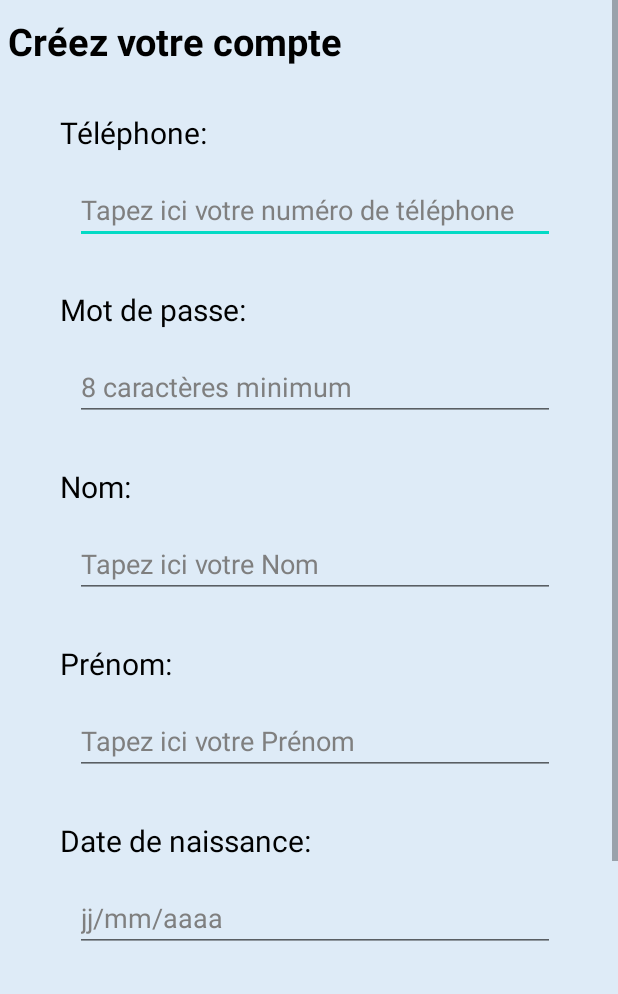
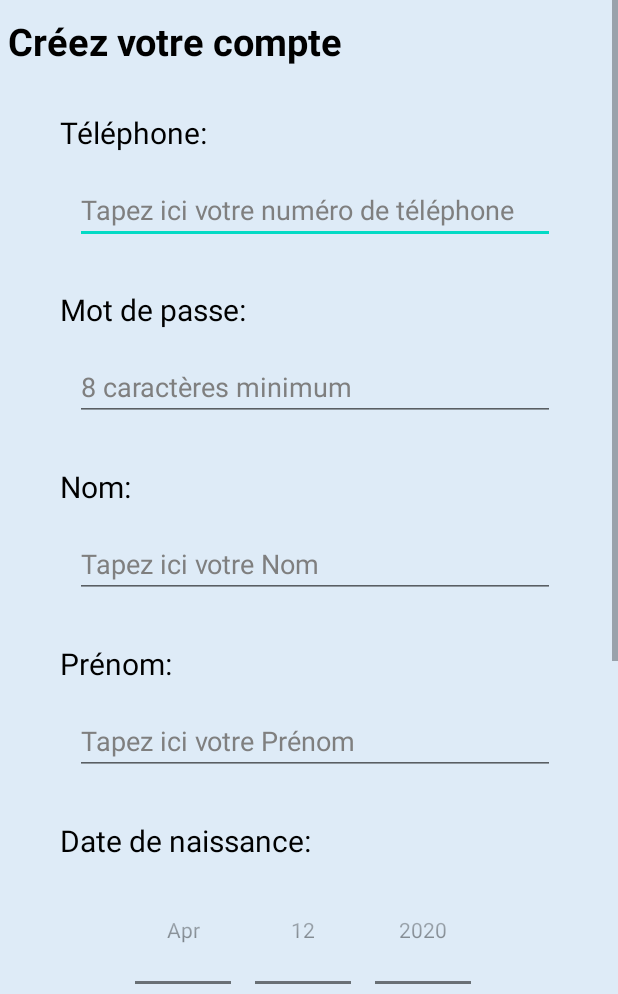
Before and after one commit to Manolo4633/Sudri-Eat-Simple, an Android app: the EnregistrerActivity screen opened directly, with no data from a screen before it, on a phone screen of 412 x 824 dp, the part 242-1236 px from its top. Run offline under Robolectric (Android 15) with nearby library versions, the phone set to English and light mode, and no system bars; our stand-ins replace Firebase (no records; nobody signed in at launch, a user with empty details on screens opened directly).

Commit message:
Mise à jour commune
- Boite confirmation panier
- Modification design calendrier date de naissance (pas enregistrement) et date livraison panier

```diff
--- a/app/src/main/java/com/example/sudrieat/EnregistrerActivity.java
+++ b/app/src/main/java/com/example/sudrieat/EnregistrerActivity.java
@@ -3,13 +3,16 @@ package com.example.sudrieat;
 import androidx.annotation.NonNull;
 import androidx.appcompat.app.AppCompatActivity;
 
-import android.app.Activity;
 import android.content.Intent;
 import android.os.Bundle;
 import android.view.View;
 import android.widget.Button;
+import android.widget.DatePicker;
 import android.widget.EditText;
+import android.widget.Spinner;
+import android.widget.TextView;
 import android.widget.Toast;
+import android.widget.DatePicker.OnDateChangedListener;
 
 import com.example.sudrieat.Modele.User;
 import com.google.firebase.database.DataSnapshot;
@@ -17,6 +20,11 @@ import com.google.firebase.database.DatabaseError;
 import com.google.firebase.database.DatabaseReference;
 import com.google.firebase.database.FirebaseDatabase;
 import com.google.firebase.database.ValueEventListener;
+
+import java.lang.reflect.Array;
+import java.util.Arrays;
+import java.util.Calendar;
+import java.util.List;
 
 public class EnregistrerActivity extends AppCompatActivity {
 
@@ -33,7 +41,6 @@ public class EnregistrerActivity extends AppCompatActivity {
         EditText mot_de_passe = findViewById(R.id.mdp);
         EditText numero_telephone = findViewById(R.id.telephone);
         EditText prenom = findViewById(R.id.prenom);
-        EditText date_de_naissance = findViewById(R.id.date_naissance);
         Button bouton_enregistrer = findViewById(R.id.enregistrer);
 
 
@@ -42,13 +49,45 @@ public class EnregistrerActivity extends AppCompatActivity {
         DatabaseReference table_user = database.getReference("User");
 
 
+
+
+        final TextView choix_date1=(TextView)findViewById(R.id.choix_date1);
+
+
+        // et du widget Calendrier
+        DatePicker datePicker1= findViewById(R.id.date_naissance);
+
+        // Récupération de l'heure courante
+        final Calendar date=Calendar.getInstance();
+
+        // Création d'un listener pour notre widget time
+        int annee = date.get(date.YEAR);
+        int mois = date.get(date.MONTH);
+        int jour = date.get(date.DAY_OF_MONTH);
+
+        choix_date1.setText("Vous avez sélectionné le: "+ Integer.toString(jour)+"/"+Integer.toString(mois+1)+"/"+Integer.toString(annee));
+
+        datePicker1.init(annee, mois, jour, new OnDateChangedListener() {
+            @Override
+            public void onDateChanged(DatePicker view, int year, int monthOfYear, int dayOfMonth) {
+                date.set(Calendar.YEAR, year);
+                date.set(Calendar.MONTH, monthOfYear);
+                date.set(Calendar.DAY_OF_MONTH, dayOfMonth);
+                choix_date1.setText(Integer.toString(dayOfMonth)+"/"+Integer.toString(monthOfYear+1)+"/"+Integer.toString(year));
+            }
+        });
+
+
+
         bouton_enregistrer.setOnClickListener(new View.OnClickListener() {
             @Override
             public void onClick(View v) {
 
+
                 table_user.addValueEventListener(new ValueEventListener() {
                     @Override
                     public void onDataChange(@NonNull DataSnapshot snapshot) {
+
                         //Verifier si un utilisateur n'a pas déjà un num de tel
                         if (snapshot.child(numero_telephone.getText().toString()).exists())
                         {
@@ -57,7 +96,7 @@ public class EnregistrerActivity extends AppCompatActivity {
                         }
                         else
                         {
-                                User user = new User(nom.getText().toString(), mot_de_passe.getText().toString(), prenom.getText().toString(), date_de_naissance.getText().toString(), admin);
+                                User user = new User(nom.getText().toString(), mot_de_passe.getText().toString(), prenom.getText().toString(), choix_date1.getText().toString() , admin);
                                 test_mdp = mot_de_passe.getText().toString().length();
                                 if (test_mdp < 8) //pour vérifier que le mot de passe à au moins 8 caractères
                                 {
@@ -74,7 +113,7 @@ public class EnregistrerActivity extends AppCompatActivity {
                                     }
                                     else //enregistre l'utilisateur avec comme clé son numéro
                                     {
-                                        if (prenom.getText().toString().isEmpty() || nom.getText().toString().isEmpty() || date_de_naissance.getText().toString().isEmpty())
+                                        if (prenom.getText().toString().isEmpty() || nom.getText().toString().isEmpty() )
                                         {
                                             Toast toast = Toast.makeText(getApplicationContext(), "Il manque des informations !", Toast.LENGTH_SHORT);
                                             toast.show();
--- a/app/src/main/res/layout/activity_enregistrer.xml
+++ b/app/src/main/res/layout/activity_enregistrer.xml
@@ -144,20 +144,27 @@
                 android:layout_marginTop="30dp"
                 android:layout_marginLeft="40dp"/>
 
+            <DatePicker
+                android:id="@+id/date_naissance"
+                android:layout_width="wrap_content"
+                android:layout_height="wrap_content"
+                android:layout_gravity="center"
+                android:datePickerMode="spinner"
+                android:spinnersShown="true"
+                android:calendarViewShown="false"/>
 
-            <EditText
-                android:id="@+id/date_naissance"
-                android:layout_width="320dp"
+            <TextView
+                android:id="@+id/choix_date1"
+                android:layout_width="wrap_content"
                 android:layout_height="wrap_content"
-                android:layout_marginTop="15dp"
-                android:layout_marginLeft="50dp"
-                android:ems="10"
-                android:hint="jj/mm/aaaa"
-                android:inputType="date"
-                android:textColorHint="@color/gris_sdm" />
+                android:layout_marginTop="40dp"
+                android:layout_marginLeft="10dp"
+                android:text="J'aime pas Gulli"
+                android:textSize="15dp"
+                android:textColor="@color/fond_bleu_accueil"/>
 
 
-            //------------- Classe ?
+
 
 
             //------------- Bouton enregistrement -------------
--- a/app/src/main/res/values/colors.xml
+++ b/app/src/main/res/values/colors.xml
@@ -13,4 +13,6 @@
     <color name="gris_sdm">#7F7F7F</color>
     <color name="gris_bottom_bar">#E7E7E7</color>
     <color name="fond_bleu_accueil">#DEEBF7</color>
+
+    <color name="transparent">#00F3F3F3</color>
 </resources>
```
Also changed, not shown: app/src/main/java/com/example/sudrieat/Modele/User.java (+23 -3 lines), app/src/main/java/com/example/sudrieat/PanierActivity.java (+47 -5 lines), app/src/main/res/layout/activity_panier.xml (+20 -8 lines), app/src/main/res/values/themes.xml (+30 -0 lines).
